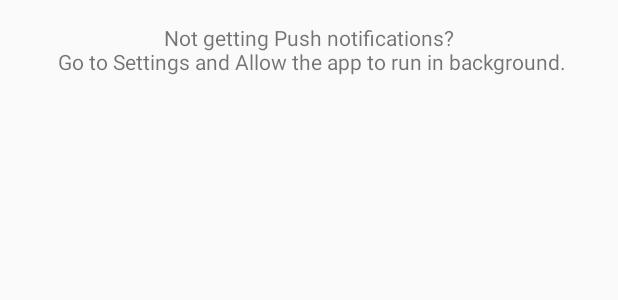
After one commit to codex-iter/AWOL, an Android app: the layout heading.xml on its own in the app's theme, with its tools: preview values and no code run, on a phone screen of 412 x 824 dp. The commit adds this screen. Shown: the top 300 px of the screen. Run offline under Robolectric (Android 15) with nearby library versions, the phone set to English and light mode, and no system bars.

Commit message:
fixed some issues

```diff
--- a/app/build.gradle
+++ b/app/build.gradle
@@ -27,6 +27,7 @@ dependencies {
     implementation 'com.android.volley:volley:1.1.1'
     implementation 'androidx.cardview:cardview:1.0.0'
     implementation 'com.google.firebase:firebase-analytics:17.1.0'
+    implementation 'com.github.judemanutd:autostarter:1.0.3'
 
     // Add dependency
     implementation 'com.crashlytics.sdk.android:crashlytics:2.10.1'
--- a/app/src/main/java/mohit/codex_iter/www/awol/ListData.java
+++ b/app/src/main/java/mohit/codex_iter/www/awol/ListData.java
@@ -143,10 +143,12 @@ public class ListData {
                 if (p < 75) break;
             }
             i--;
+            if (i > 0) {
                 if (i != 1) {
                     this.bunk_text_str = "BUNK " + i + " classes for 75%";
-            }else {
+                } else {
                     this.bunk_text_str = "BUNK " + i + " class for 75%";
+                }
             }
         }
         else
@@ -156,6 +158,7 @@ public class ListData {
                 if (p > 75) break;
             }
             i--;
+            if (i > 0) {
                 if (i != 1) {
                     this.bunk_text_str = "Attend " + i + " classes for 75%";
                 } else {
@@ -163,6 +166,7 @@ public class ListData {
                 }
             }
         }
+    }
 
 
 }
--- a/app/src/main/java/mohit/codex_iter/www/awol/SettingsFragment.java
+++ b/app/src/main/java/mohit/codex_iter/www/awol/SettingsFragment.java
@@ -10,6 +10,9 @@ import android.widget.Toast;
 import androidx.preference.Preference;
 import androidx.preference.PreferenceFragment;
 import androidx.preference.SwitchPreference;
+
+import com.judemanutd.autostarter.AutoStartPermissionHelper;
+
 import java.text.SimpleDateFormat;
 import java.util.Calendar;
 import java.util.Date;
@@ -73,6 +76,7 @@ public class SettingsFragment extends PreferenceFragment {
                         editor1.putBoolean("STOP_NOTIFICATION", false);
                         editor1.apply();
                         if (!flag) {
+
                             Toast.makeText(getActivity(), "Notifications Enabled", Toast.LENGTH_SHORT).show();
                             Calendar calendar = Calendar.getInstance();
                             Date alram_time = new Date();
@@ -124,6 +128,7 @@ public class SettingsFragment extends PreferenceFragment {
 
                             String fired_date = sharedPreferences.getString("Date", null);
                             if (fired_date == null) {
+                                AutoStartPermissionHelper.getInstance().getAutoStartPermission(getActivity());
                                 // Toast.makeText(getActivity(), "First fire", Toast.LENGTH_SHORT).show();
                                 Intent intent = new Intent(getActivity(), AlramReceiver.class);
                                 PendingIntent pendingIntent = PendingIntent.getBroadcast(getActivity(), 100, intent, PendingIntent.FLAG_UPDATE_CURRENT);
--- a/app/src/main/res/layout-v26/dummy.xml
+++ b/app/src/main/res/layout-v26/dummy.xml
@@ -54,7 +54,7 @@
                 android:layout_width="65sp"
                 android:layout_height="40sp"
                 android:text="100.0%"
-                android:layout_marginEnd="-50sp"
+                android:layout_marginEnd="-85sp"
                 android:background="@drawable/percent_back_yellow"
                 android:shadowColor="@color/darkColorPrimary"
                 android:layout_gravity="center"
@@ -242,7 +242,6 @@
                         android:layout_width="match_parent"
                         android:layout_height="wrap_content"
                         android:layout_marginTop="2dp"
-                        android:text="@string/don_t_bunk_anymore"
                         android:gravity="center"
                         android:textAllCaps="true"
                         android:textColor="@color/colorAccent"
--- a/app/src/main/res/layout/dummy.xml
+++ b/app/src/main/res/layout/dummy.xml
@@ -54,7 +54,7 @@
                 android:layout_width="70sp"
                 android:layout_height="40sp"
                 android:text="@string/_95_5"
-                android:layout_marginEnd="-50sp"
+                android:layout_marginEnd="-85sp"
                 android:background="@drawable/percent_back_yellow"
                 android:shadowColor="@color/darkColorPrimary"
                 android:layout_gravity="center"
@@ -242,7 +242,6 @@
                         android:layout_width="match_parent"
                         android:layout_height="wrap_content"
                         android:layout_marginTop="2dp"
-                        android:text="@string/don_t_bunk_anymore"
                         android:gravity="center"
                         android:textAllCaps="true"
                         android:textColor="@color/colorAccent"
--- /dev/null
+++ b/app/src/main/res/layout/heading.xml
@@ -0,0 +1,20 @@
+<?xml version="1.0" encoding="utf-8"?>
+<androidx.constraintlayout.widget.ConstraintLayout xmlns:android="http://schemas.android.com/apk/res/android"
+    xmlns:app="http://schemas.android.com/apk/res-auto"
+    xmlns:tools="http://schemas.android.com/tools"
+    android:orientation="vertical" android:layout_width="match_parent"
+    android:layout_height="wrap_content">
+
+
+    <TextView
+        android:id="@+id/textView2"
+        android:layout_width="wrap_content"
+        android:layout_height="wrap_content"
+        android:gravity="center"
+        android:text="@string/not_getting_push_notifications_n_go_to_settings_and_allow_the_app_to_run_in_background"
+        app:layout_constraintBottom_toBottomOf="parent"
+        android:layout_marginTop="15sp"
+        app:layout_constraintEnd_toEndOf="parent"
+        app:layout_constraintStart_toStartOf="parent"
+        app:layout_constraintTop_toTopOf="parent" />
+</androidx.constraintlayout.widget.ConstraintLayout>
--- a/app/src/main/res/values/strings.xml
+++ b/app/src/main/res/values/strings.xml
@@ -46,4 +46,5 @@
     <string name="open_source_geek">Open Source Geek?</string>
     <string name="privacy_policy">Privacy Policy</string>
     <string name="logout">Logout</string>
+    <string name="not_getting_push_notifications_n_go_to_settings_and_allow_the_app_to_run_in_background">Not getting Push notifications?\n  Go to Settings and Allow the app to run in background.</string>
 </resources>
--- a/app/src/main/res/values/styles.xml
+++ b/app/src/main/res/values/styles.xml
@@ -41,4 +41,5 @@
     <style name="AppTheme.Dark.AppBarOverlay" parent="ThemeOverlay.AppCompat.Dark.ActionBar" />
     <style name="AppTheme.Dark.PopupOverlay" parent="ThemeOverlay.AppCompat" />
 
+
 </resources>
--- a/build.gradle
+++ b/build.gradle
@@ -8,10 +8,11 @@ buildscript {
         maven {
             url 'https://maven.fabric.io/public'
         }
+
     }
     dependencies {
         classpath 'com.android.tools.build:gradle:3.5.0'
-        classpath 'com.google.gms:google-services:4.3.0'
+        classpath 'com.google.gms:google-services:4.3.1'
         classpath 'io.fabric.tools:gradle:1.31.0'
 
 
```
Also changed, not shown: app/src/main/java/mohit/codex_iter/www/awol/Bunk.java (+94 -84 lines), app/src/main/java/mohit/codex_iter/www/awol/MyBaseAdapter.java (+6 -5 lines), app/src/main/res/xml/preference.xml (+6 -4 lines). Lines whose indentation alone changed are shown as unchanged.
